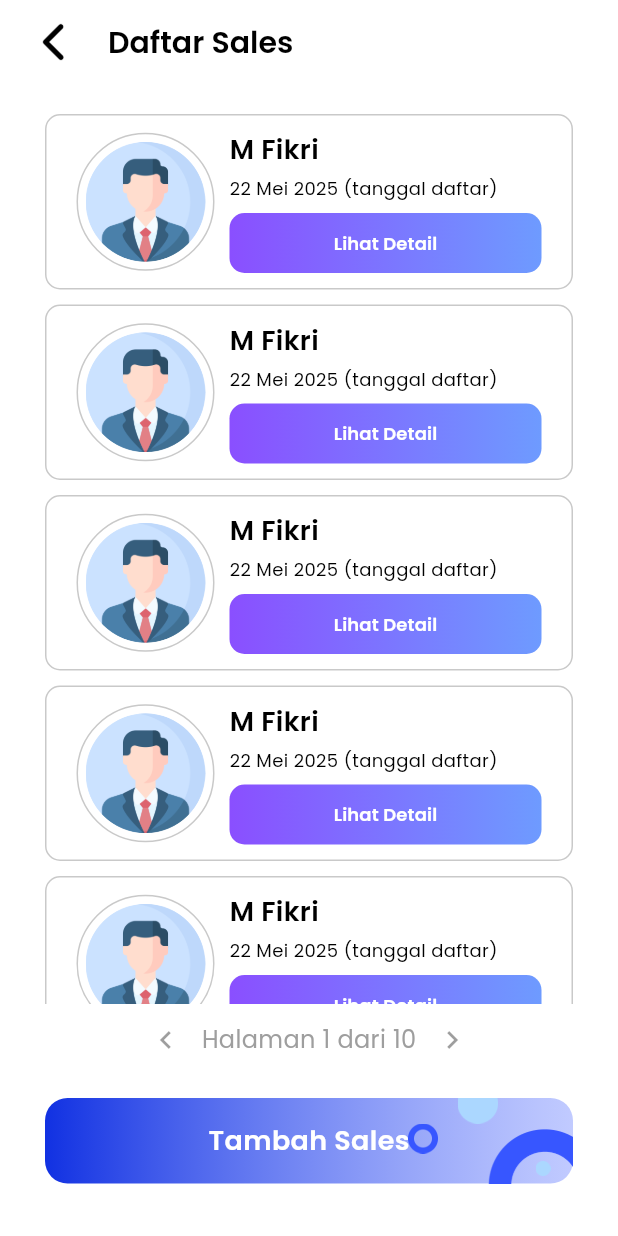
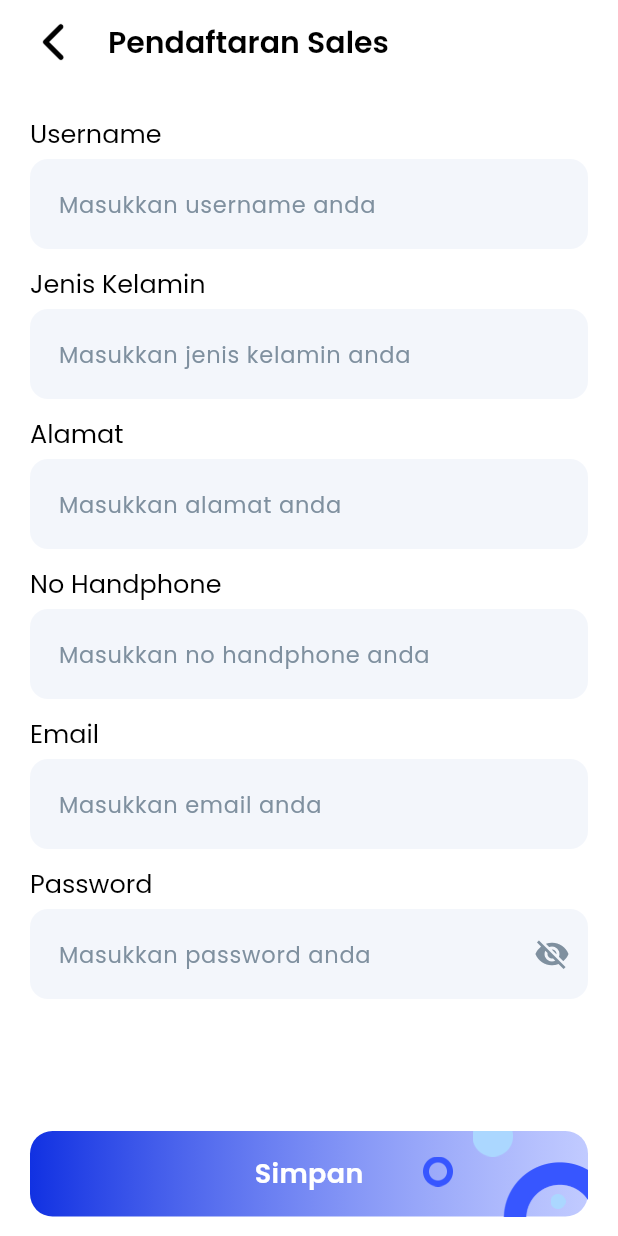
Before and after one commit to ClaysHere/program_visit, a Flutter app: the screen it shows after launch, after a tap on "Masuk", after a tap on "Lihat lainnya", after a tap on "Tambah Sales", on a phone screen of 412 x 824 dp. Run offline on Flutter 3.47's test engine with Material 3 defaults, Android fonts, the phone set to English and light mode, and no system bars; our stand-ins replace go_router.

Commit message:
Slicing UI Pendaftaran Sales

```diff
--- a/lib/common/widgets/input_form.dart
+++ b/lib/common/widgets/input_form.dart
@@ -51,8 +51,8 @@ class InputForm extends StatelessWidget {
         ),
         filled: true,
         fillColor: AppColors.backgroundInputField,
-        contentPadding: EdgeInsets.symmetric(vertical: 18, horizontal: 20),
-        prefixIcon: Padding(padding: EdgeInsets.all(12), child: prefixIcon),
+        contentPadding: EdgeInsets.symmetric(vertical: 18, horizontal: 15),
+        prefixIcon: prefixIcon,
         suffixIcon: suffixIcon,
       ),
     );
--- a/lib/features/admin/view/daftar_sales_view.dart
+++ b/lib/features/admin/view/daftar_sales_view.dart
@@ -64,7 +64,12 @@ class DaftarSalesView extends StatelessWidget {
 
             SizedBox(height: 15),
 
-            ButtonGradient(onTap: () {}, title: "Tambah Sales"),
+            ButtonGradient(
+              onTap: () {
+                context.go("/pendaftaran-sales");
+              },
+              title: "Tambah Sales",
+            ),
           ],
         ),
       ),
--- /dev/null
+++ b/lib/features/admin/view/form/pendaftaran_sales_view.dart
@@ -0,0 +1,106 @@
+import 'package:flutter/material.dart';
+import 'package:go_router/go_router.dart';
+import 'package:program_visit/common/styles/font.dart';
+import 'package:program_visit/common/widgets/arrow_back.dart';
+import 'package:program_visit/common/widgets/button_gradient.dart';
+import 'package:program_visit/common/widgets/custom_text_style.dart';
+import 'package:program_visit/common/widgets/input_form.dart';
+import 'package:program_visit/common/widgets/label.dart';
+
+class PendaftaranSalesView extends StatefulWidget {
+  const PendaftaranSalesView({super.key});
+
+  @override
+  State<PendaftaranSalesView> createState() => _PendaftaranSalesViewState();
+}
+
+class _PendaftaranSalesViewState extends State<PendaftaranSalesView> {
+  bool enablePassword = true;
+
+  @override
+  Widget build(BuildContext context) {
+    return Scaffold(
+      appBar: AppBar(
+        title: CustomTextStyle(
+          text: "Pendaftaran Sales",
+          fontSize: 20,
+          fontWeight: AppFontWeight.semiBold,
+        ),
+        scrolledUnderElevation: 0,
+        leading: Padding(
+          padding: const EdgeInsets.only(left: 15),
+          child: ArrowBack(
+            onTap: () {
+              context.go("/daftar-sales");
+            },
+          ),
+        ),
+      ),
+      body: Padding(
+        padding: EdgeInsets.only(left: 20, right: 20, bottom: 35, top: 20),
+        child: Column(
+          crossAxisAlignment: CrossAxisAlignment.start,
+          children: [
+            Label(text: "Username"),
+            SizedBox(height: 5),
+            InputForm(hintText: "Masukkan username anda"),
+
+            SizedBox(height: 10),
+
+            Label(text: "Jenis Kelamin"),
+            SizedBox(height: 5),
+            InputForm(hintText: "Masukkan jenis kelamin anda"),
+
+            SizedBox(height: 10),
+
+            Label(text: "Alamat"),
+            SizedBox(height: 5),
+            InputForm(hintText: "Masukkan alamat anda"),
+
+            SizedBox(height: 10),
+
+            Label(text: "No Handphone"),
+            SizedBox(height: 5),
+            InputForm(hintText: "Masukkan no handphone anda"),
+
+            SizedBox(height: 10),
+
+            Label(text: "Email"),
+            SizedBox(height: 5),
+            InputForm(hintText: "Masukkan email anda"),
+
+            SizedBox(height: 10),
+
+            Label(text: "Password"),
+            SizedBox(height: 5),
+            InputForm(
+              hintText: "Masukkan password anda",
+              suffixIcon: IconButton(
+                highlightColor: Colors.transparent,
+                hoverColor: Colors.transparent,
+                onPressed: () {
+                  setState(() {
+                    enablePassword = !enablePassword;
+                  });
+                },
+                icon: Icon(
+                  enablePassword ? Icons.visibility_off : Icons.visibility,
+                  color: Color(0xff7f909f),
+                ),
+              ),
+            ),
+
+            SizedBox(height: 88),
+
+            ButtonGradient(
+              onTap: () {
+                context.go("/daftar-sales");
+              },
+              title: "Simpan",
+            ),
+          ],
+        ),
+      ),
+    );
+  }
+}
--- a/lib/features/authentication/view/login_view.dart
+++ b/lib/features/authentication/view/login_view.dart
@@ -55,10 +55,13 @@ class _LoginViewState extends State<LoginView> {
             SizedBox(height: 10),
             InputForm(
               obscureText: enablePassword,
-              prefixIcon: Image.asset(
+              prefixIcon: Padding(
+                padding: EdgeInsets.all(12),
+                child: Image.asset(
                   "assets/icons/user.png",
                   width: 22,
                   height: 22,
+                ),
               ),
               hintText: "Masukkan Username Anda",
             ),
@@ -69,10 +72,13 @@ class _LoginViewState extends State<LoginView> {
             SizedBox(height: 10),
             InputForm(
               obscureText: enablePassword,
-              prefixIcon: Image.asset(
+              prefixIcon: Padding(
+                padding: EdgeInsets.all(12),
+                child: Image.asset(
                   "assets/icons/lock.png",
                   width: 22,
                   height: 22,
+                ),
               ),
               hintText: "Masukkan Password Anda",
               suffixIcon: IconButton(
--- a/lib/routing/app_routing.dart
+++ b/lib/routing/app_routing.dart
@@ -1,6 +1,7 @@
 import 'package:flutter/material.dart';
 import 'package:go_router/go_router.dart';
 import 'package:program_visit/features/admin/view/daftar_sales_view.dart';
+import 'package:program_visit/features/admin/view/form/pendaftaran_sales_view.dart';
 import 'package:program_visit/features/admin/view/home_view.dart';
 import 'package:program_visit/features/authentication/view/login_view.dart';
 
@@ -25,5 +26,11 @@ final GoRouter appRouter = GoRouter(
         return const DaftarSalesView();
       },
     ),
+    GoRoute(
+      path: '/pendaftaran-sales',
+      builder: (BuildContext context, GoRouterState state) {
+        return const PendaftaranSalesView();
+      },
+    ),
   ],
 );
```
Lines whose indentation alone changed are shown as unchanged.
